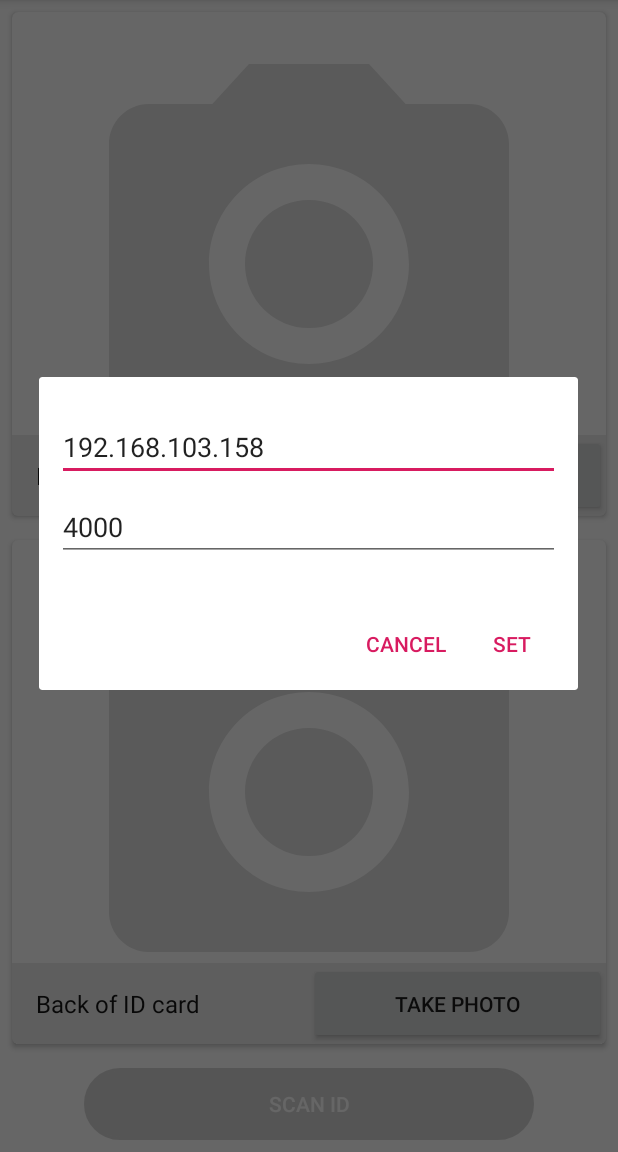
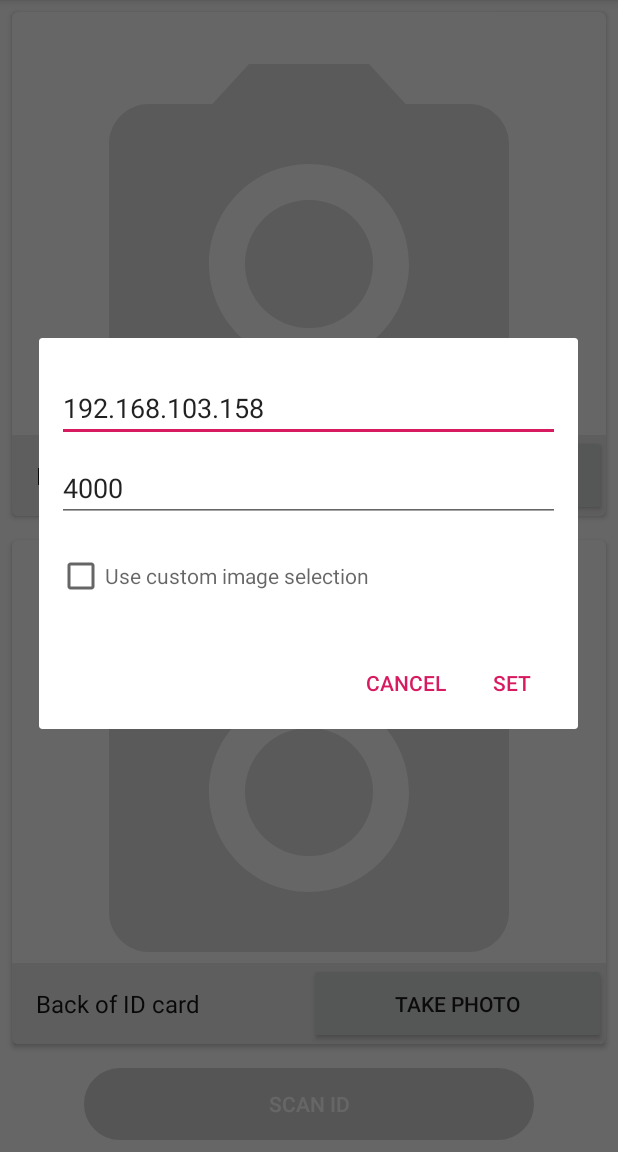
Before and after one commit to nadiusa/AndroidApp-Project-sem3, an Android app: the screen it shows after launch (MainActivity), in the options menu, after a tap on "Settings", on a phone screen of 412 x 824 dp, the part 84-1236 px from its top. Run offline under Robolectric (Android 15) with nearby library versions, the phone set to English and light mode, and no system bars; our stand-ins replace RxJava; 1 statement that could not run was skipped.

```diff
--- a/app/build.gradle
+++ b/app/build.gradle
@@ -33,7 +33,7 @@ dependencies {
     implementation 'com.github.chrisbanes:PhotoView:2.0.0'
     implementation 'com.github.bumptech.glide:glide:4.8.0'
     annotationProcessor 'com.github.bumptech.glide:compiler:4.8.0'
-
+    implementation "com.android.support:exifinterface:28.0.0"
     implementation 'io.reactivex.rxjava2:rxandroid:2.1.0'
     implementation 'io.reactivex.rxjava2:rxjava:2.2.0'
     implementation 'com.otaliastudios:cameraview:1.6.0'
--- a/app/src/main/java/utm/scanid/MainActivity.java
+++ b/app/src/main/java/utm/scanid/MainActivity.java
@@ -38,19 +38,22 @@ import org.json.JSONObject;
 import static utm.scanid.FileUtils.fromFileToBytes;
 import static utm.scanid.SettingsDialog.getIpAddress;
 import static utm.scanid.SettingsDialog.getPort;
+import static utm.scanid.SettingsDialog.isCustomCameraSelected;
 
 public class MainActivity extends AppCompatActivity {
 
+  public static final int SERVER_PORT = 4000;
+  public static final String DEFAULT_IP_ADDRESS = "192.168.103.158";
   static final int REQUEST_IMAGE_CAPTURE_FRONT = 1;
   static final int REQUEST_IMAGE_CAPTURE_BACK = 2;
-    public static final int SERVER_PORT = 4000;
   static final String FIRST_IMAGE_ID = "firstImage";
   static final String SECOND_IMAGE_ID = "secondImage";
-    public static final String DEFAULT_IP_ADDRESS = "192.168.103.158";
   static final String SETTINGS_SHARED_PREFERENCES = "settings_shared_preferences";
   static final String IP_ADDRESS_PARAM = "ip_address";
   static final String PORT_ADDRESS_PARAM = "port_param";
+  static final String CUSTOM_IMAGE_SELECTION_PARAM = "custom_image_selection";
   static final String SETTINGS_TAG = "settings_tag";
+  static final String FILE_URI = "file_uri";
 
   private ImageView frontCardIdView;
   private ImageView backCardIdView;
@@ -91,49 +94,56 @@ public class MainActivity extends AppCompatActivity {
       }
     });
     if (ContextCompat.checkSelfPermission(this, Manifest.permission.CAMERA) != PackageManager.PERMISSION_GRANTED) {
-            ActivityCompat.requestPermissions(this, new String[] { Manifest.permission.CAMERA, Manifest.permission.WRITE_EXTERNAL_STORAGE }, 0);
+      ActivityCompat.requestPermissions(this,
+          new String[] { Manifest.permission.CAMERA, Manifest.permission.WRITE_EXTERNAL_STORAGE }, 0);
     }
   }
 
   private void takeFrontImageIntent() {
-        Intent takePictureIntent = new Intent(MediaStore.ACTION_IMAGE_CAPTURE);
-        if (takePictureIntent.resolveActivity(getPackageManager()) != null) {
     try {
       File photoFile = createImageFile();
       frontPhotoFilePath = photoFile.getAbsolutePath();
       Uri photoURI = FileProvider.getUriForFile(this, "utm.scanid", photoFile);
+      Intent takePictureIntent;
+      if (isCustomCameraSelected(this)) {
+        takePictureIntent = new Intent(this, TakePicturesActivity.class);
+        takePictureIntent.putExtra(FILE_URI, Uri.fromFile(photoFile));
+      } else {
+        takePictureIntent = new Intent(MediaStore.ACTION_IMAGE_CAPTURE);
+      }
       takePictureIntent.putExtra(MediaStore.EXTRA_OUTPUT, photoURI);
       startActivityForResult(takePictureIntent, REQUEST_IMAGE_CAPTURE_FRONT);
     } catch (IOException ignored) {
     }
   }
-    }
 
   private void takeBackCardImageIntent() {
-        Intent takePictureIntent = new Intent(MediaStore.ACTION_IMAGE_CAPTURE);
-        if (takePictureIntent.resolveActivity(getPackageManager()) != null) {
     try {
       File photoFile = createImageFile();
       backPhotoFilePath = photoFile.getAbsolutePath();
       Uri photoURI = FileProvider.getUriForFile(this, "utm.scanid", photoFile);
+      Intent takePictureIntent;
+      if (isCustomCameraSelected(this)) {
+        takePictureIntent = new Intent(this, TakePicturesActivity.class);
+        takePictureIntent.putExtra(FILE_URI, Uri.fromFile(photoFile));
+      } else {
+        takePictureIntent = new Intent(MediaStore.ACTION_IMAGE_CAPTURE);
+      }
       takePictureIntent.putExtra(MediaStore.EXTRA_OUTPUT, photoURI);
       startActivityForResult(takePictureIntent, REQUEST_IMAGE_CAPTURE_BACK);
     } catch (IOException ignored) {
     }
   }
-    }
 
   private File createImageFile() throws IOException {
-        String timeStamp = new SimpleDateFormat("yyyyMMdd_HHmmss", Locale.getDefault())
-                .format(new Date());
+    String timeStamp = new SimpleDateFormat("yyyyMMdd_HHmmss", Locale.getDefault()).format(new Date());
     String imageFileName = "JPEG_" + timeStamp + "_";
     File storageDir = getExternalFilesDir(Environment.DIRECTORY_PICTURES);
     return File.createTempFile(imageFileName, ".jpg", storageDir);
   }
 
   private void sendToServer() {
-        compositeDisposable.add(sendImageToServer(frontPhotoFilePath, backPhotoFilePath)
-                .subscribeOn(Schedulers.io())
+    compositeDisposable.add(sendImageToServer(frontPhotoFilePath, backPhotoFilePath).subscribeOn(Schedulers.io())
         .observeOn(AndroidSchedulers.mainThread())
         .doOnSubscribe(disposable -> onLoad())
         .doOnTerminate(this::onLoadComplete)
@@ -168,8 +178,10 @@ public class MainActivity extends AppCompatActivity {
         OutputStream outputStream;
         Socket socket;
         JSONObject jsonObject = new JSONObject();
-                jsonObject.put(FIRST_IMAGE_ID, android.util.Base64.encodeToString(fromFileToBytes(firstPathFile), android.util.Base64.DEFAULT));
-                jsonObject.put(SECOND_IMAGE_ID, android.util.Base64.encodeToString(fromFileToBytes(secondPathFile), android.util.Base64.DEFAULT));
+        jsonObject.put(FIRST_IMAGE_ID,
+            android.util.Base64.encodeToString(fromFileToBytes(firstPathFile), android.util.Base64.DEFAULT));
+        jsonObject.put(SECOND_IMAGE_ID,
+            android.util.Base64.encodeToString(fromFileToBytes(secondPathFile), android.util.Base64.DEFAULT));
         String ipAddress = getIpAddress(this);
         int port = getPort(this);
         socket = new Socket(ipAddress, port);
@@ -196,10 +208,7 @@ public class MainActivity extends AppCompatActivity {
     if (!TextUtils.isEmpty(frontPhotoFilePath) && !TextUtils.isEmpty(backPhotoFilePath)) {
       sendToServerButton.setEnabled(true);
     }
-        Glide.with(this)
-                .load(pathImagePath)
-                .apply(new RequestOptions().placeholder(R.drawable.ic_camera))
-                .into(imageView);
+    Glide.with(this).load(pathImagePath).apply(new RequestOptions().placeholder(R.drawable.ic_camera)).into(imageView);
   }
 
   @Override
--- a/app/src/main/java/utm/scanid/SettingsDialog.java
+++ b/app/src/main/java/utm/scanid/SettingsDialog.java
@@ -9,9 +9,11 @@ import android.support.v7.app.AlertDialog;
 import android.text.TextUtils;
 import android.view.LayoutInflater;
 import android.view.View;
+import android.widget.CheckBox;
 import android.widget.EditText;
 
 import static android.content.Context.MODE_PRIVATE;
+import static utm.scanid.MainActivity.CUSTOM_IMAGE_SELECTION_PARAM;
 import static utm.scanid.MainActivity.DEFAULT_IP_ADDRESS;
 import static utm.scanid.MainActivity.IP_ADDRESS_PARAM;
 import static utm.scanid.MainActivity.PORT_ADDRESS_PARAM;
@@ -27,14 +29,16 @@ public class SettingsDialog extends DialogFragment {
     View view = inflater.inflate(R.layout.settings_dialog, null);
     EditText ipAddress = view.findViewById(R.id.ip_address);
     EditText ipPort = view.findViewById(R.id.port_field);
+    CheckBox checkBox = view.findViewById(R.id.custom_image_select);
     String ipAddressValue = getIpAddress(getActivity());
     ipAddress.setText(ipAddressValue);
     ipAddress.setSelection(ipAddressValue.length());
     ipPort.setText(String.valueOf(getPort(getActivity())));
+    checkBox.setChecked(isCustomCameraSelected(getActivity()));
+
     builder.setView(view)
-        // Add action buttons
         .setPositiveButton(R.string.set_label,
-            (dialog, id) -> saveSettings(ipAddress, ipPort))
+            (dialog, id) -> saveSettings(ipAddress, ipPort, checkBox.isChecked()))
         .setNegativeButton(R.string.cancel_label, (dialog, id) -> dialog.dismiss());
     return builder.create();
   }
@@ -50,7 +54,12 @@ public class SettingsDialog extends DialogFragment {
     return settings.getInt(PORT_ADDRESS_PARAM, SERVER_PORT);
   }
 
-  public void saveSettings(EditText ipAddress, EditText port) {
+  public static boolean isCustomCameraSelected(Activity activity) {
+    SharedPreferences settings = activity.getSharedPreferences(SETTINGS_SHARED_PREFERENCES, MODE_PRIVATE);
+    return settings.getBoolean(CUSTOM_IMAGE_SELECTION_PARAM, false);
+  }
+
+  public void saveSettings(EditText ipAddress, EditText port, boolean useCustomImageSelection) {
     if (!TextUtils.isEmpty(ipAddress.getText().toString()) && !TextUtils.isEmpty(port.getText().toString())) {
       final String ipAddressValue = ipAddress.getText().toString();
       final Integer portValue = Integer.valueOf(port.getText().toString());
@@ -58,6 +67,7 @@ public class SettingsDialog extends DialogFragment {
         SharedPreferences settings = getActivity().getSharedPreferences(SETTINGS_SHARED_PREFERENCES, MODE_PRIVATE);
         settings.edit().putString(IP_ADDRESS_PARAM, ipAddressValue).apply();
         settings.edit().putInt(PORT_ADDRESS_PARAM, portValue).apply();
+        settings.edit().putBoolean(CUSTOM_IMAGE_SELECTION_PARAM, useCustomImageSelection).apply();
       }
     }
   }
--- a/app/src/main/res/layout/settings_dialog.xml
+++ b/app/src/main/res/layout/settings_dialog.xml
@@ -26,4 +26,16 @@
       android:layout_marginBottom="16dp"
       android:fontFamily="sans-serif"
       android:hint="@string/port_label"/>
+
+  <CheckBox
+      android:id="@+id/custom_image_select"
+      android:layout_width="match_parent"
+      android:layout_height="wrap_content"
+      android:layout_marginTop="4dp"
+      android:layout_marginLeft="4dp"
+      android:layout_marginRight="4dp"
+      android:layout_marginBottom="16dp"
+      android:fontFamily="sans-serif"
+      android:hint="@string/use_custom_image_selection"/>
+
 </LinearLayout>
--- a/app/src/main/res/values/strings.xml
+++ b/app/src/main/res/values/strings.xml
@@ -12,4 +12,5 @@
   <string name="port_label">Port</string>
   <string name="set_label">Set</string>
   <string name="cancel_label">Cancel</string>
+  <string name="use_custom_image_selection">Use custom image selection</string>
 </resources>
```
Also changed, not shown: app/src/main/java/utm/scanid/TakePicturesActivity.java (+66 -47 lines), app/src/main/res/layout/activity_main.xml (+8 -1 lines). Lines whose indentation alone changed are shown as unchanged.
